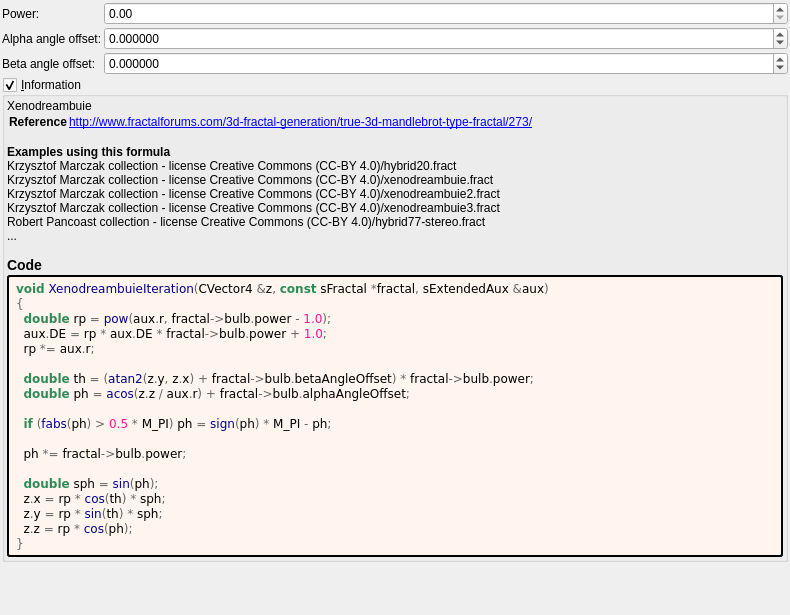
Above: mandelbulber2/formula/ui/xenodreambuie.ui from irinox-ctrl/mandelbulber2 before the change. Below: the same form after it.
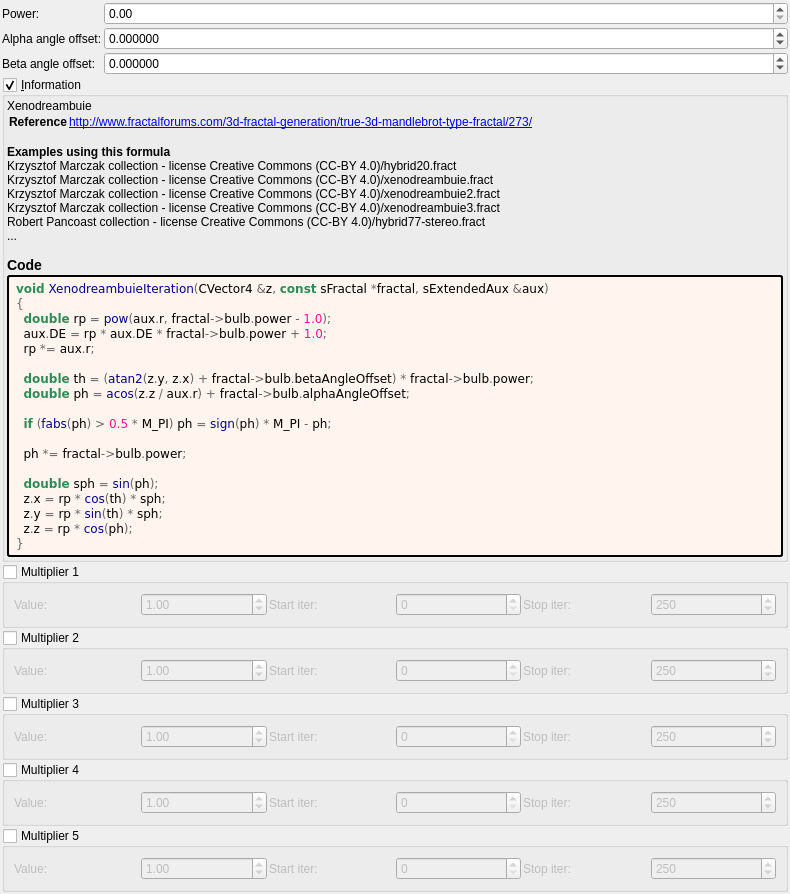
That is the form after the change. Custom widgets are drawn as their Qt base class.

Commit message:
feat: add 5 general-purpose multipliers to all 1007 fractal formulas
Each multiplier has:
- Checkbox (OFF by default)
- Value spinbox (default 1.0, range -100 to 100)
- Iteration start/stop range

Logic: z *= value; DE *= |value|;

Uses existing transformCommon parameters:
- Checkboxes: functionEnabledBx/By/Bz/Bw/CzFalse
- Values: scale4/5/6/8/16
- Ranges: startIterationsB-F/stopIterationsB-F

Modified 1007 .cpp (CPU), 1006 .cl (GPU), 1023 .ui files.
Both source (formula/) and deploy (deploy/share/) copies updated.

```diff
--- a/mandelbulber2/formula/ui/xenodreambuie.ui
+++ b/mandelbulber2/formula/ui/xenodreambuie.ui
@@ -230,6 +230,192 @@
      </layout>
     </widget>
    </item>
+   <item>
+    <widget class="MyGroupBox" name="groupCheck_transf_function_enabledBx_false">
+     <property name="title"><string>Multiplier 1</string></property>
+     <property name="checkable"><bool>true</bool></property>
+     <property name="checked"><bool>false</bool></property>
+     <layout class="QGridLayout" name="gridLayout_mult1">
+      <property name="spacing"><number>2</number></property>
+      <item row="0" column="0">
+       <widget class="QLabel"><property name="text"><string>Value:</string></property></widget>
+      </item>
+      <item row="0" column="1">
+       <widget class="MyDoubleSpinBox" name="spinbox_transf_scale_4">
+        <property name="minimum"><double>-100.0</double></property><property name="maximum"><double>100.0</double></property>
+        <property name="singleStep"><double>0.01</double></property><property name="value"><double>1.0</double></property>
+       </widget>
+      </item>
+      <item row="0" column="2">
+       <widget class="QLabel"><property name="text"><string>Start iter:</string></property></widget>
+      </item>
+      <item row="0" column="3">
+       <widget class="MySpinBox" name="spinboxInt_transf_start_iterations_B">
+        <property name="minimum"><number>0</number></property><property name="maximum"><number>10000</number></property>
+        <property name="value"><number>0</number></property>
+       </widget>
+      </item>
+      <item row="0" column="4">
+       <widget class="QLabel"><property name="text"><string>Stop iter:</string></property></widget>
+      </item>
+      <item row="0" column="5">
+       <widget class="MySpinBox" name="spinboxInt_transf_stop_iterations_B">
+        <property name="minimum"><number>0</number></property><property name="maximum"><number>10000</number></property>
+        <property name="value"><number>250</number></property>
+       </widget>
+      </item>
+     </layout>
+    </widget>
+   </item>
+   <item>
+    <widget class="MyGroupBox" name="groupCheck_transf_function_enabledBy_false">
+     <property name="title"><string>Multiplier 2</string></property>
+     <property name="checkable"><bool>true</bool></property>
+     <property name="checked"><bool>false</bool></property>
+     <layout class="QGridLayout" name="gridLayout_mult2">
+      <property name="spacing"><number>2</number></property>
+      <item row="0" column="0">
+       <widget class="QLabel"><property name="text"><string>Value:</string></property></widget>
+      </item>
+      <item row="0" column="1">
+       <widget class="MyDoubleSpinBox" name="spinbox_transf_scale_5">
+        <property name="minimum"><double>-100.0</double></property><property name="maximum"><double>100.0</double></property>
+        <property name="singleStep"><double>0.01</double></property><property name="value"><double>1.0</double></property>
+       </widget>
+      </item>
+      <item row="0" column="2">
+       <widget class="QLabel"><property name="text"><string>Start iter:</string></property></widget>
+      </item>
+      <item row="0" column="3">
+       <widget class="MySpinBox" name="spinboxInt_transf_start_iterations_C">
+        <property name="minimum"><number>0</number></property><property name="maximum"><number>10000</number></property>
+        <property name="value"><number>0</number></property>
+       </widget>
+      </item>
+      <item row="0" column="4">
+       <widget class="QLabel"><property name="text"><string>Stop iter:</string></property></widget>
+      </item>
+      <item row="0" column="5">
+       <widget class="MySpinBox" name="spinboxInt_transf_stop_iterations_C">
+        <property name="minimum"><number>0</number></property><property name="maximum"><number>10000</number></property>
+        <property name="value"><number>250</number></property>
+       </widget>
+      </item>
+     </layout>
+    </widget>
+   </item>
+   <item>
+    <widget class="MyGroupBox" name="groupCheck_transf_function_enabledBz_false">
+     <property name="title"><string>Multiplier 3</string></property>
+     <property name="checkable"><bool>true</bool></property>
+     <property name="checked"><bool>false</bool></property>
+     <layout class="QGridLayout" name="gridLayout_mult3">
+      <property name="spacing"><number>2</number></property>
+      <item row="0" column="0">
+       <widget class="QLabel"><property name="text"><string>Value:</string></property></widget>
+      </item>
+      <item row="0" column="1">
+       <widget class="MyDoubleSpinBox" name="spinbox_transf_scale_6">
+        <property name="minimum"><double>-100.0</double></property><property name="maximum"><double>100.0</double></property>
+        <property name="singleStep"><double>0.01</double></property><property name="value"><double>1.0</double></property>
+       </widget>
+      </item>
+      <item row="0" column="2">
+       <widget class="QLabel"><property name="text"><string>Start iter:</string></property></widget>
+      </item>
+      <item row="0" column="3">
+       <widget class="MySpinBox" name="spinboxInt_transf_start_iterations_D">
+        <property name="minimum"><number>0</number></property><property name="maximum"><number>10000</number></property>
+        <property name="value"><number>0</number></property>
+       </widget>
+      </item>
+      <item row="0" column="4">
+       <widget class="QLabel"><property name="text"><string>Stop iter:</string></property></widget>
+      </item>
+      <item row="0" column="5">
+       <widget class="MySpinBox" name="spinboxInt_transf_stop_iterations_D">
+        <property name="minimum"><number>0</number></property><property name="maximum"><number>10000</number></property>
+        <property name="value"><number>250</number></property>
+       </widget>
+      </item>
+     </layout>
+    </widget>
+   </item>
+   <item>
+    <widget class="MyGroupBox" name="groupCheck_transf_function_enabledBw_false">
+     <property name="title"><string>Multiplier 4</string></property>
+     <property name="checkable"><bool>true</bool></property>
+     <property name="checked"><bool>false</bool></property>
+     <layout class="QGridLayout" name="gridLayout_mult4">
+      <property name="spacing"><number>2</number></property>
+      <item row="0" column="0">
+       <widget class="QLabel"><property name="text"><string>Value:</string></property></widget>
+      </item>
+      <item row="0" column="1">
+       <widget class="MyDoubleSpinBox" name="spinbox_transf_scale_8">
+        <property name="minimum"><double>-100.0</double></property><property name="maximum"><double>100.0</double></property>
+        <property name="singleStep"><double>0.01</double></property><property name="value"><double>1.0</double></property>
+       </widget>
+      </item>
+      <item row="0" column="2">
+       <widget class="QLabel"><property name="text"><string>Start iter:</string></property></widget>
+      </item>
+      <item row="0" column="3">
+       <widget class="MySpinBox" name="spinboxInt_transf_start_iterations_E">
+        <property name="minimum"><number>0</number></property><property name="maximum"><number>10000</number></property>
+        <property name="value"><number>0</number></property>
+       </widget>
+      </item>
+      <item row="0" column="4">
+       <widget class="QLabel"><property name="text"><string>Stop iter:</string></property></widget>
+      </item>
+      <item row="0" column="5">
+       <widget class="MySpinBox" name="spinboxInt_transf_stop_iterations_E">
+        <property name="minimum"><number>0</number></property><property name="maximum"><number>10000</number></property>
+        <property name="value"><number>250</number></property>
+       </widget>
+      </item>
+     </layout>
+    </widget>
+   </item>
+   <item>
+    <widget class="MyGroupBox" name="groupCheck_transf_function_enabledCz_false">
+     <property name="title"><string>Multiplier 5</string></property>
+     <property name="checkable"><bool>true</bool></property>
+     <property name="checked"><bool>false</bool></property>
+     <layout class="QGridLayout" name="gridLayout_mult5">
+      <property name="spacing"><number>2</number></property>
+      <item row="0" column="0">
+       <widget class="QLabel"><property name="text"><string>Value:</string></property></widget>
+      </item>
+      <item row="0" column="1">
+       <widget class="MyDoubleSpinBox" name="spinbox_transf_scale_16">
+        <property name="minimum"><double>-100.0</double></property><property name="maximum"><double>100.0</double></property>
+        <property name="singleStep"><double>0.01</double></property><property name="value"><double>1.0</double></property>
+       </widget>
+      </item>
+      <item row="0" column="2">
+       <widget class="QLabel"><property name="text"><string>Start iter:</string></property></widget>
+      </item>
+      <item row="0" column="3">
+       <widget class="MySpinBox" name="spinboxInt_transf_start_iterations_F">
+        <property name="minimum"><number>0</number></property><property name="maximum"><number>10000</number></property>
+        <property name="value"><number>0</number></property>
+       </widget>
+      </item>
+      <item row="0" column="4">
+       <widget class="QLabel"><property name="text"><string>Stop iter:</string></property></widget>
+      </item>
+      <item row="0" column="5">
+       <widget class="MySpinBox" name="spinboxInt_transf_stop_iterations_F">
+        <property name="minimum"><number>0</number></property><property name="maximum"><number>10000</number></property>
+        <property name="value"><number>250</number></property>
+       </widget>
+      </item>
+     </layout>
+    </widget>
+   </item>
+
    <item>
     <spacer name="verticalSpacer">
      <property name="orientation">
@@ -257,6 +443,11 @@
    <header>my_group_box.h</header>
    <container>1</container>
   </customwidget>
+   <customwidget>
+   <class>MySpinBox</class>
+   <extends>QSpinBox</extends>
+   <header>my_spin_box.h</header>
+  </customwidget>
  </customwidgets>
  <tabstops>
   <tabstop>spinbox_power</tabstop>
```
The commit also changes 3972 other files.
